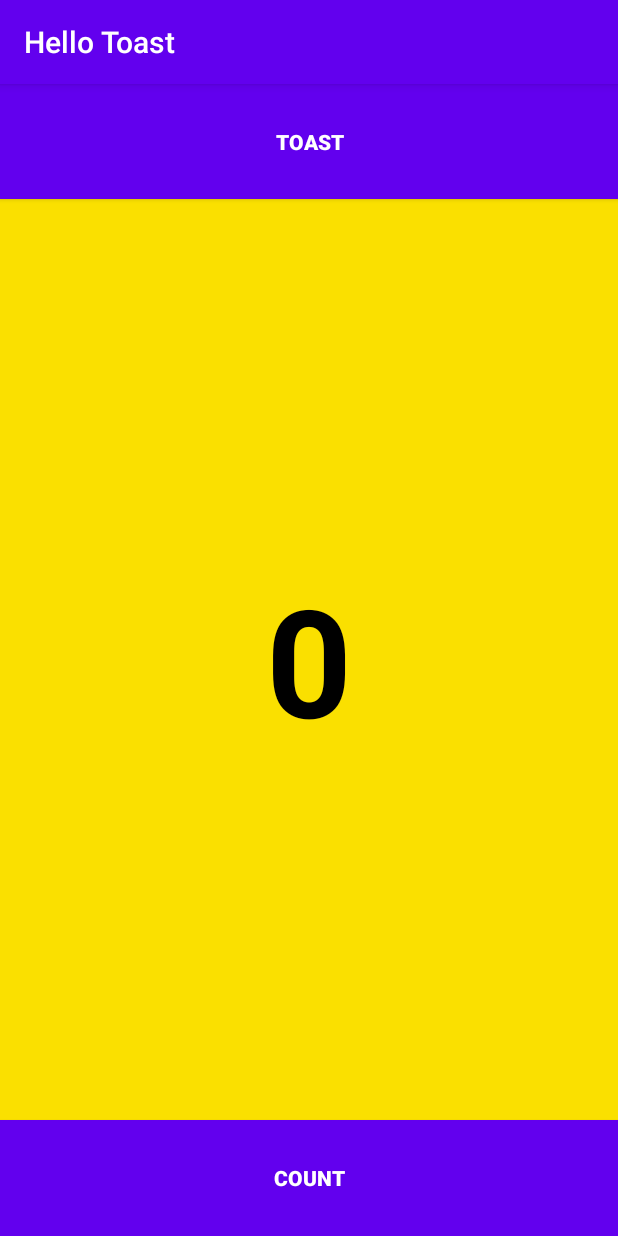
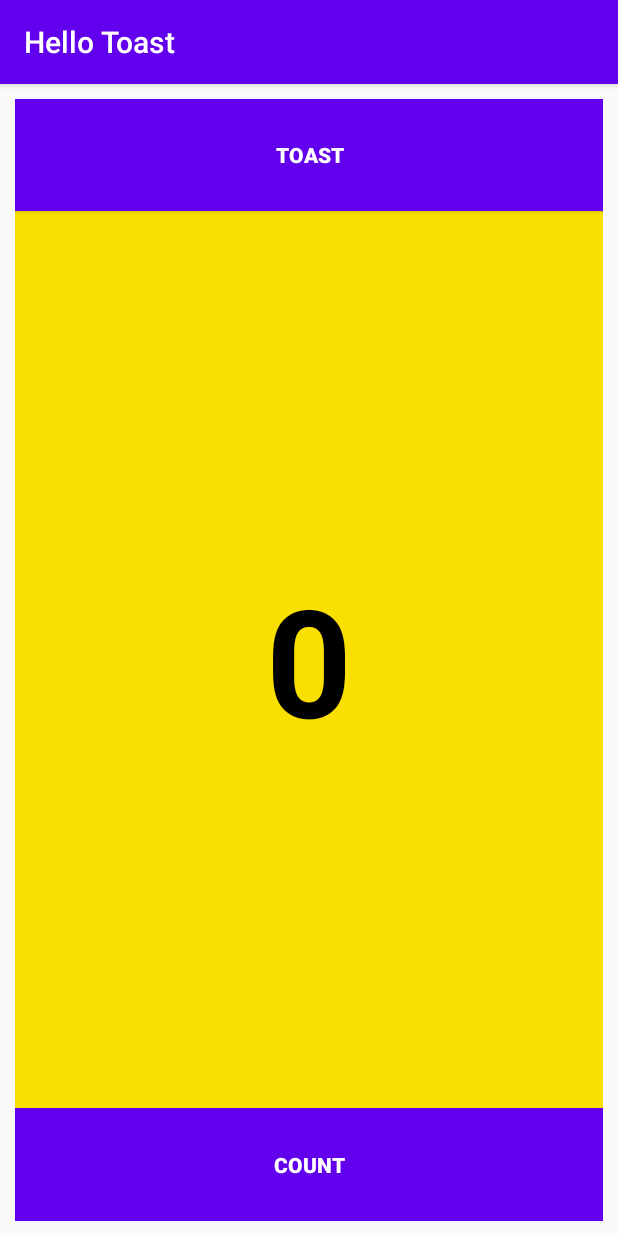
Before and after one commit to AP-Skill-Development-Corporation/Android-1537, an Android app: the screen it shows after launch (MainActivity), on a phone screen of 412 x 824 dp. Run offline under Robolectric (Android 15) with nearby library versions, the phone set to English and light mode, and no system bars.

Commit message:
Hello Toast Completed App Added

```diff
--- a/HelloToast/app/src/main/java/youtube/com/vidhvan/hellotoast/MainActivity.java
+++ b/HelloToast/app/src/main/java/youtube/com/vidhvan/hellotoast/MainActivity.java
@@ -3,12 +3,35 @@ package youtube.com.vidhvan.hellotoast;
 import androidx.appcompat.app.AppCompatActivity;
 
 import android.os.Bundle;
+import android.view.View;
+import android.widget.TextView;
+import android.widget.Toast;
 
 public class MainActivity extends AppCompatActivity {
+
+    private TextView mCount;
+    private int count = 0;
 
     @Override
     protected void onCreate(Bundle savedInstanceState) {
         super.onCreate(savedInstanceState);
         setContentView(R.layout.activity_main);
+
+        mCount = findViewById(R.id.count_tv);
+    }
+
+    // The following method will be invoked when the toast button is clicked
+    public void showToast(View view)
+    {
+        Toast.makeText(this, "APSSDC & SVEC", Toast.LENGTH_SHORT).show();
+    }
+
+    /* This method will be called
+    * when the count button on the activity_main.xml
+    * is clicked*/
+    public void showCount(View view)
+    {
+        count++;
+        mCount.setText(String.valueOf(count));
     }
 }
--- a/HelloToast/app/src/main/res/layout/activity_main.xml
+++ b/HelloToast/app/src/main/res/layout/activity_main.xml
@@ -6,6 +6,7 @@
     android:layout_height="match_parent"
     android:orientation="vertical"
     android:weightSum="10"
+    android:layout_margin="10dp"
     tools:context=".MainActivity">
 
     <Button
@@ -16,10 +17,12 @@
         android:background="@color/colorPrimary"
         android:textColor="#FFFFFF"
         android:textStyle="bold"
+        android:onClick="showToast"
         />
 
     <!--This is the textView that displays the text-->
     <TextView
+        android:id="@+id/count_tv"
         android:textStyle="bold"
         android:gravity="center"
         android:layout_width="match_parent"
@@ -39,6 +42,7 @@
         android:background="@color/colorPrimary"
         android:textColor="#FFFFFF"
         android:textStyle="bold"
+        android:onClick="showCount"
         />
 
 </LinearLayout>
```
